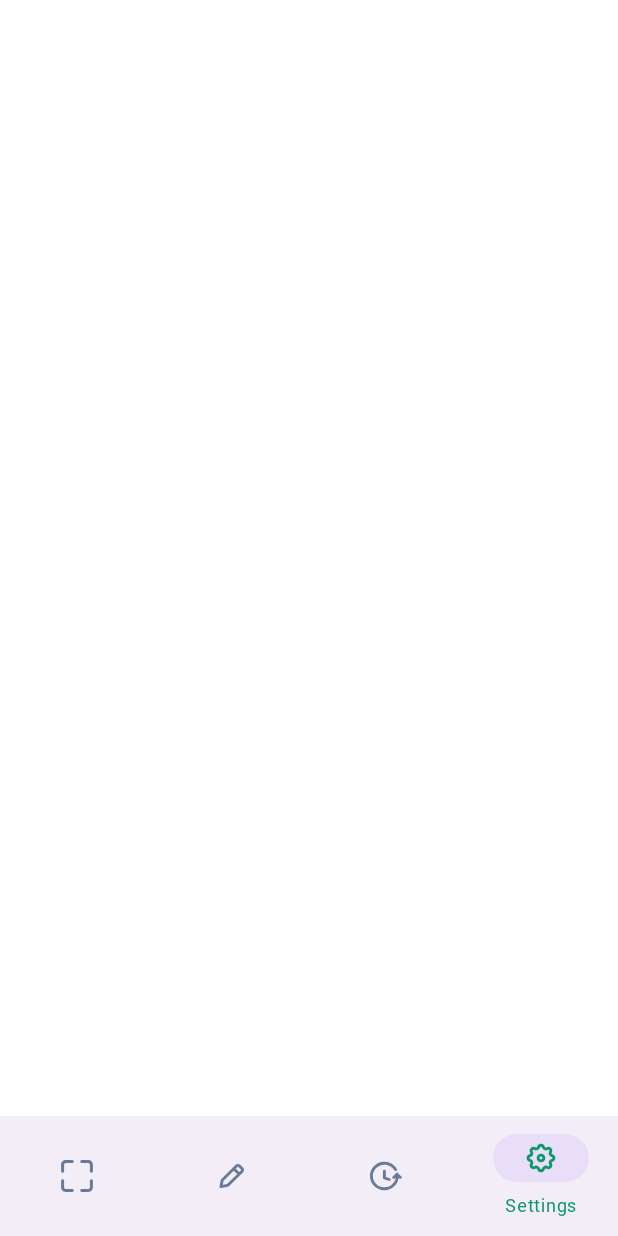
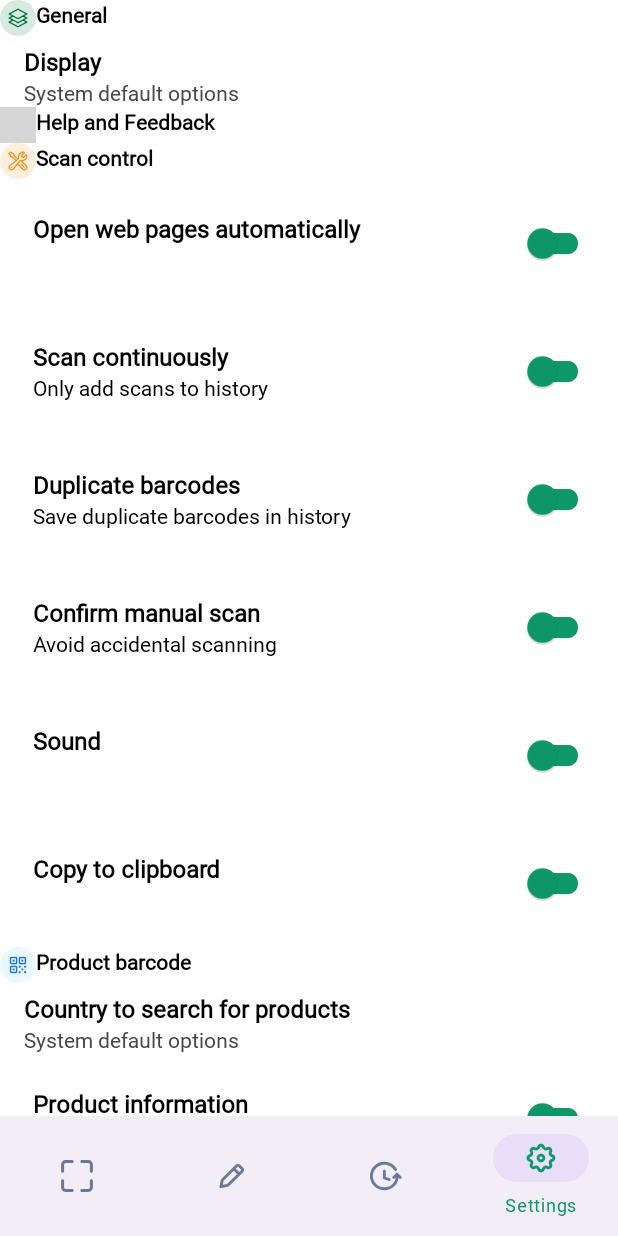
Before and after one commit to nguyenson2245/ScannerQR, an Android app: the screen it shows after launch (MainActivity), item 4 of the bottom bar chosen, on a phone screen of 412 x 824 dp. Run offline under Robolectric (Android 15) with nearby library versions, the phone set to English and light mode, and no system bars; our stand-ins replace Room's generated code, data binding; libraries missing offline, so code that uses them is left out: com.permissionx.guolindev; pictures from the network do not load; grey boxes are pictures that could not be loaded.

Commit message:
add ui settings

```diff
--- a/app/src/main/java/com/example/scannerqr/ui/setting/SettingsAdapter.kt
+++ b/app/src/main/java/com/example/scannerqr/ui/setting/SettingsAdapter.kt
@@ -28,7 +28,6 @@ class SettingsAdapter : BaseRecyclerAdapter<Settings, SettingsAdapter.SettingsVi
             if (binding is ItemSettingSwitchBinding) {
                 binding.title.text = itemData?.title
                 binding.content.text = itemData?.description
-
                 binding.btnSwitch.visibility =
                     if (itemData?.showButtonSwitch == true) View.VISIBLE else View.GONE
                 binding.btnSwitch.isEnabled = itemData?.switchEnabled ?: false
--- a/app/src/main/java/com/example/scannerqr/ui/setting/SettingsFragment.kt
+++ b/app/src/main/java/com/example/scannerqr/ui/setting/SettingsFragment.kt
@@ -30,7 +30,6 @@ class SettingsFragment : BaseFragmentWithBinding<FragmentSettingsBinding>() {
     }
 
     override fun initData() {
-        listSettings.add(Settings("General", R.drawable.ic_general))
     }
 
     override fun initAction() {
--- a/app/src/main/res/layout/fragment_settings.xml
+++ b/app/src/main/res/layout/fragment_settings.xml
@@ -5,4 +5,5 @@
     android:layout_width="match_parent"
     android:layout_height="match_parent"
     android:id="@+id/rv_view"
+    app:layoutManager="androidx.recyclerview.widget.LinearLayoutManager"
     />
```
